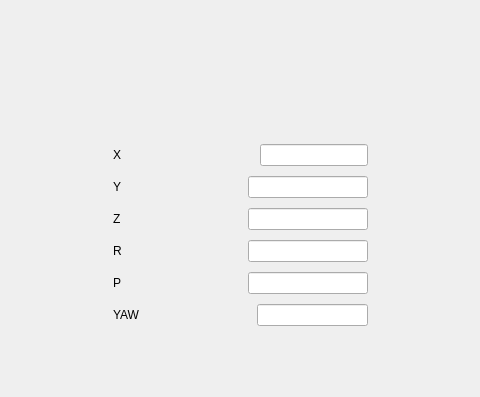
Before: the Qt Designer form src/localization/relocalization/align_ui/ui/set.ui in kaslana311/hero2027_sentry, drawn with Qt 5; both pictures show x 147 to 627 and y 0 to 397 of the 954 by 664 pixel window.
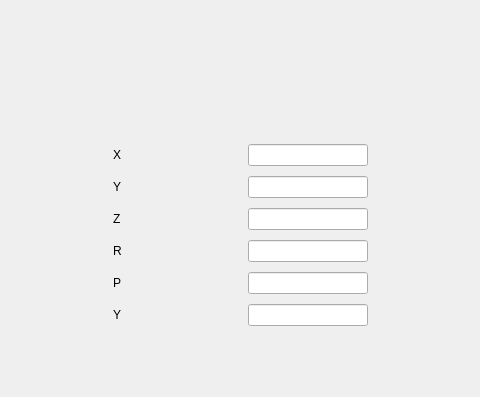
After: the same form once the commit is applied.

Commit message: add odin in map and upadte ui

```diff
--- a/src/localization/relocalization/align_ui/ui/set.ui
+++ b/src/localization/relocalization/align_ui/ui/set.ui
@@ -39,7 +39,7 @@
     <string>确认</string>
    </property>
   </widget>
-  <widget class="QWidget" name="">
+  <widget class="QWidget" name="layoutWidget">
    <property name="geometry">
     <rect>
      <x>260</x>
@@ -71,19 +71,6 @@
         </property>
        </spacer>
       </item>
-      <item>
-       <spacer name="horizontalSpacer_6">
-        <property name="orientation">
-         <enum>Qt::Horizontal</enum>
-        </property>
-        <property name="sizeHint" stdset="0">
-         <size>
-          <width>40</width>
-          <height>20</height>
-         </size>
-        </property>
-       </spacer>
-      </item>
       <item>
        <widget class="QLineEdit" name="x_lineEdit"/>
       </item>
@@ -202,7 +189,7 @@
       <item>
        <widget class="QLabel" name="yaw_label">
         <property name="text">
-         <string>YAW</string>
+         <string>&lt;html&gt;&lt;head/&gt;&lt;body&gt;&lt;p&gt;Y&lt;/p&gt;&lt;/body&gt;&lt;/html&gt;</string>
         </property>
        </widget>
       </item>
```
The commit also changes 3 other files.
